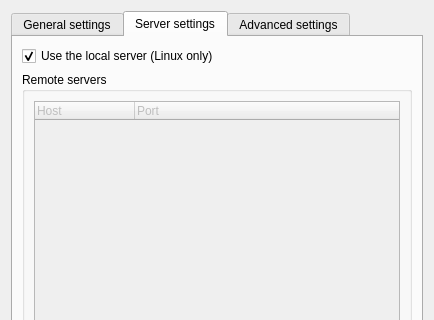
GNS3/gns3-gui, file gns3/modules/iou/ui/iou_preferences_page.ui: the form before one commit; both pictures show x 0 to 434 and y 0 to 320 of the 434 by 508 pixel window.
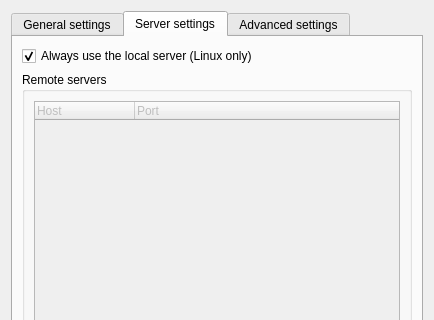
The form after the commit. The open tabs and pages were chosen to show the change.

Commit message: Remote servers and load-balancing (still things to improve).

```diff
--- a/gns3/modules/iou/ui/iou_preferences_page.ui
+++ b/gns3/modules/iou/ui/iou_preferences_page.ui
@@ -95,7 +95,7 @@
        <item row="0" column="0">
         <widget class="QCheckBox" name="uiUseLocalServercheckBox">
          <property name="text">
-          <string>Use the local server (Linux only)</string>
+          <string>Always use the local server (Linux only)</string>
          </property>
          <property name="checked">
           <bool>true</bool>
```
Left out of the diff: 3 changed lines with no effect on the pictures. The commit also changes 36 other files.
